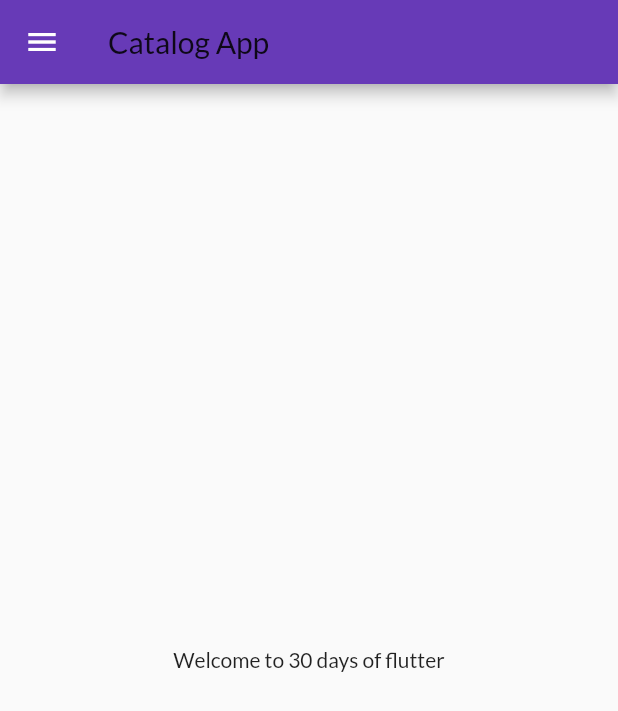
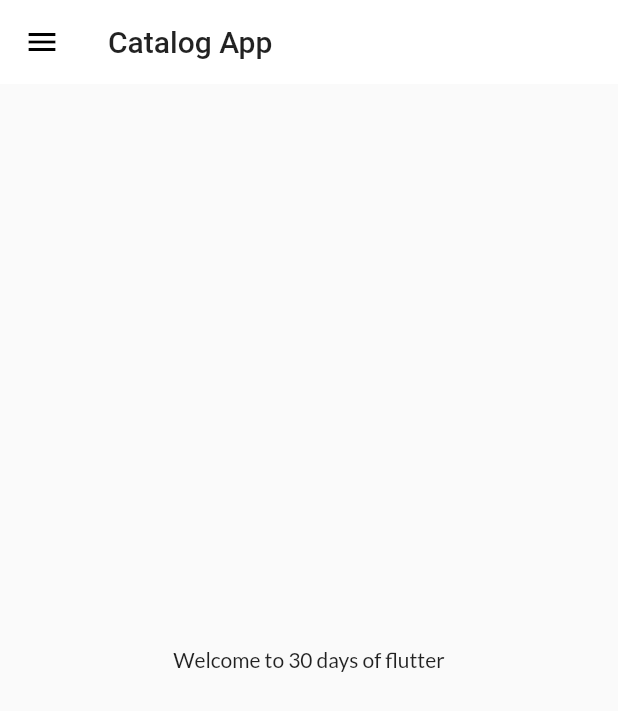
Before and after one commit to seen2/first_flutter, a Flutter app: the screen it shows after launch, on a phone screen of 412 x 824 dp. Shown: the top 711 px of the screen. Run offline on Flutter 3.47's test engine with Material 2 defaults, Android fonts, the phone set to English and light mode, and no system bars; our stand-ins replace google_fonts.

Commit message:
theming and modularizing

```diff
--- /dev/null
+++ b/lib/_dart/themes.dart
@@ -0,0 +1,14 @@
+import 'package:flutter/material.dart';
+import 'package:google_fonts/google_fonts.dart';
+
+class Themes {
+  static dynamic lightTheme = (context) => (ThemeData(
+      primarySwatch: Colors.deepPurple,
+      fontFamily: GoogleFonts.lato().fontFamily,
+      primaryTextTheme: GoogleFonts.latoTextTheme(),
+      appBarTheme: AppBarTheme(
+          color: Colors.white,
+          elevation: 0,
+          textTheme: Theme.of(context).textTheme,
+          iconTheme: IconThemeData(color: Colors.black))));
+}
--- a/lib/main.dart
+++ b/lib/main.dart
@@ -1,9 +1,9 @@
 import 'package:flutter/material.dart';
-import 'package:google_fonts/google_fonts.dart';
 
 import 'package:hello_world/screens/HomeScreen.dart';
 import 'package:hello_world/screens/LoginScreen.dart';
 import 'package:hello_world/utils/myRoutes.dart';
+import 'package:hello_world/_dart/themes.dart';
 
 main(List<String> args) {
   runApp(MyApp());
@@ -17,11 +17,8 @@ class MyApp extends StatelessWidget {
     return MaterialApp(
       debugShowCheckedModeBanner: false,
       // home: HomeScreen(),
-      theme: ThemeData(
-          primarySwatch: Colors.deepPurple,
-          fontFamily: GoogleFonts.lato().fontFamily,
-          primaryTextTheme: GoogleFonts.latoTextTheme()),
-      themeMode: ThemeMode.light,
+      theme: Themes.lightTheme(context), //Themes is user defined
+      themeMode: ThemeMode.system,
       darkTheme: ThemeData(brightness: Brightness.dark),
       initialRoute: MyRoutes.homeRoute,
       routes: {
```
